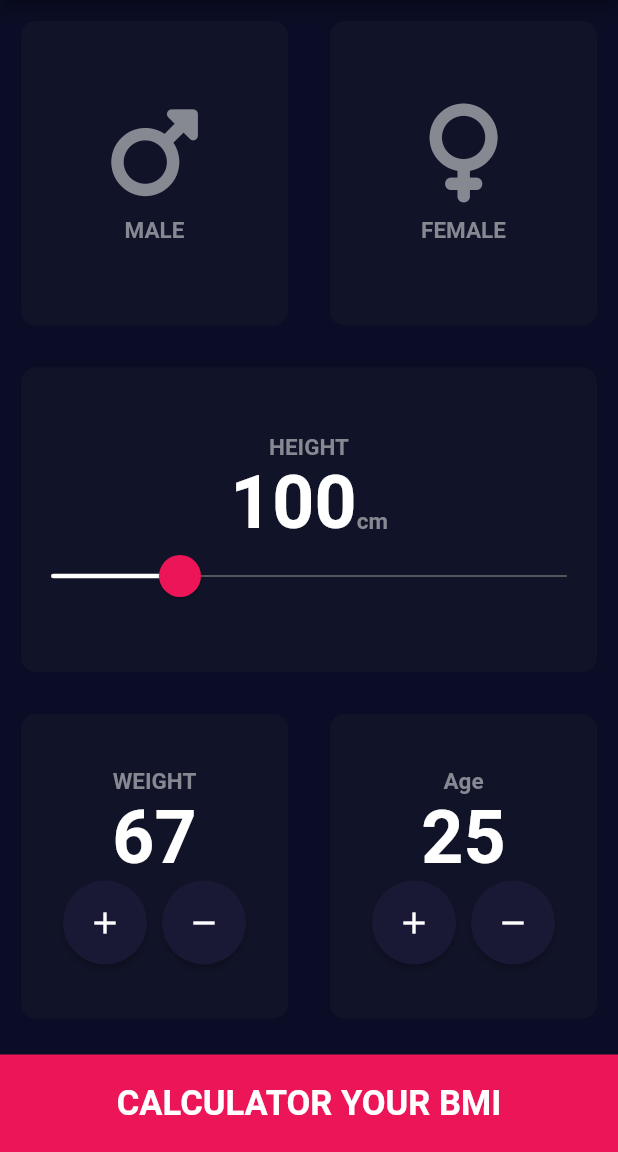
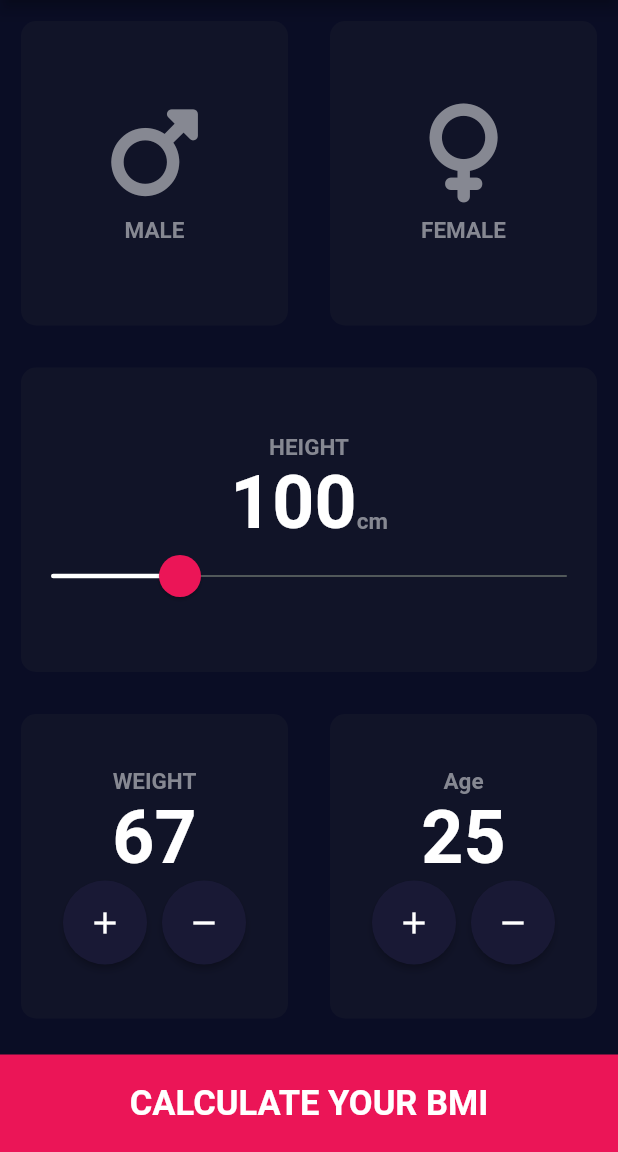
Before and after one commit to HeratUni-CS/bmi-calculator-parwiz-hub, a Flutter app: the screen it shows after launch, on a phone screen of 412 x 824 dp, the part 84-1236 px from its top. Run offline on Flutter 3.47's test engine with Material 2 defaults, Android fonts, the phone set to English and light mode, and no system bars; our stand-ins replace font_awesome_flutter.

```diff
--- a/lib/input_page.dart
+++ b/lib/input_page.dart
@@ -4,6 +4,8 @@ import 'iconData.dart';
 import 'reusableWidget.dart';
 import 'constant.dart';
 import 'mybutton.dart';
+import 'resultpage.dart';
+import 'lastButton.dart';
 
 enum gender { Male, Female }
 
@@ -188,17 +190,20 @@ class _InputPageState extends State<InputPage> {
               ],
             ),
           ),
-          Container(
-            width: double.infinity,
-            height: 65,
-            color: B_color,
-            margin: EdgeInsets.only(top: 10),
-            child: Center(
-              child: Text(
-                'CALCULATOR YOUR BMI',
-                style: textbutonstyle,
-              ),
-            ),
+          lastbutton(
+            onClick: () {
+              () {
+                Navigator.push(
+                  context,
+                  MaterialPageRoute(
+                    builder: (context) {
+                      return resultPage();
+                    },
+                  ),
+                );
+              };
+            },
+            textt: 'CALCULATE YOUR BMI',
           ),
         ],
       ),
--- /dev/null
+++ b/lib/lastButton.dart
@@ -0,0 +1,26 @@
+import 'package:flutter/material.dart';
+import 'constant.dart';
+class lastbutton extends StatelessWidget {
+  void Function() onClick;
+  String textt;
+  lastbutton({required this.onClick, required this.textt});
+
+  @override
+  Widget build(BuildContext context) {
+    return InkWell(
+      onTap: onClick,
+      child: Container(
+        width: double.infinity,
+        height: 65,
+        color: B_color,
+        margin: EdgeInsets.only(top: 10),
+        child: Center(
+          child: Text(
+            textt,
+            style: textbutonstyle,
+          ),
+        ),
+      ),
+    );
+  }
+}
```
Also changed, not shown: lib/constant.dart (+16 -0 lines), lib/resultpage.dart (+39 -2 lines).
